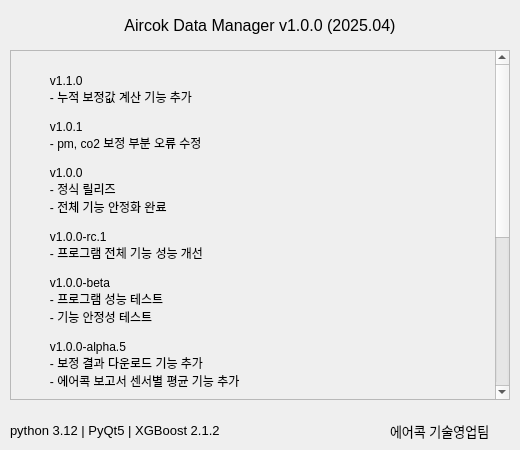
This is src/ui/about.ui in leekyueun/AircokDataManager as Qt 5 draws it before an edit. The edited form follows.
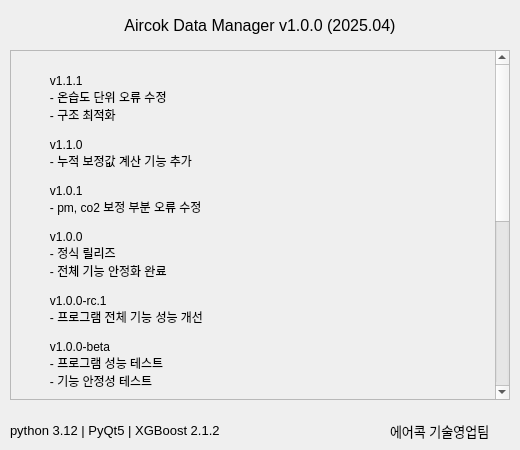
This is the edited form.

Commit message: fix: 오류 수정

The edit to the form file:
```diff
--- a/src/ui/about.ui
+++ b/src/ui/about.ui
@@ -51,6 +51,10 @@
       <widget class="QLabel" name="versionHistoryLabel">
        <property name="text">
         <string>
+         v1.1.1
+         - 온습도 단위 오류 수정
+         - 구조 최적화
+
          v1.1.0
          - 누적 보정값 계산 기능 추가
 
```
The commit also changes 2 other files.
